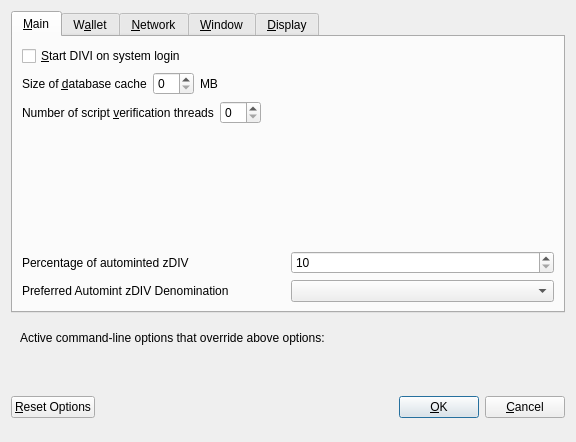
This is divi/src/qt/forms/optionsdialog.ui in DiviProject/Divi as Qt 5 draws it before an edit. The edited form follows.
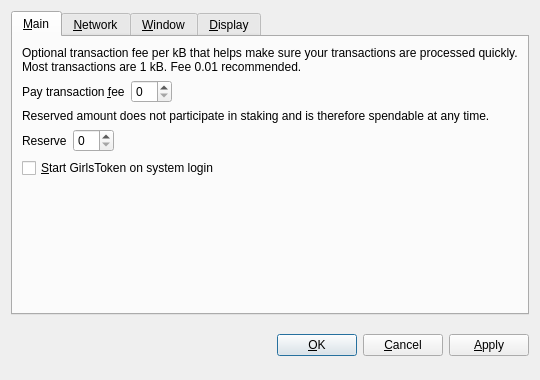
This is the edited form. Custom widgets are drawn as their Qt base class.

What changed in the file:
```diff
--- a/divi/src/qt/forms/optionsdialog.ui
+++ b/divi/src/qt/forms/optionsdialog.ui
@@ -6,8 +6,8 @@
    <rect>
     <x>0</x>
     <y>0</y>
-    <width>576</width>
-    <height>442</height>
+    <width>540</width>
+    <height>380</height>
    </rect>
   </property>
   <property name="windowTitle">
@@ -19,6 +19,9 @@
   <layout class="QVBoxLayout" name="verticalLayout">
    <item>
     <widget class="QTabWidget" name="tabWidget">
+     <property name="tabPosition">
+      <enum>QTabWidget::North</enum>
+     </property>
      <property name="currentIndex">
       <number>0</number>
      </property>
@@ -27,223 +30,110 @@
        <string>&amp;Main</string>
       </attribute>
       <layout class="QVBoxLayout" name="verticalLayout_Main">
+       <item>
+        <widget class="QLabel" name="transactionFeeInfoLabel">
+         <property name="text">
+          <string>Optional transaction fee per kB that helps make sure your transactions are processed quickly. Most transactions are 1 kB. Fee 0.01 recommended.</string>
+         </property>
+         <property name="textFormat">
+          <enum>Qt::PlainText</enum>
+         </property>
+         <property name="wordWrap">
+          <bool>true</bool>
+         </property>
+        </widget>
+       </item>
+       <item>
+        <layout class="QHBoxLayout" name="horizontalLayoutFee">
+         <item>
+          <widget class="QLabel" name="transactionFeeLabel">
+           <property name="text">
+            <string>Pay transaction &amp;fee</string>
+           </property>
+           <property name="textFormat">
+            <enum>Qt::PlainText</enum>
+           </property>
+           <property name="buddy">
+            <cstring>transactionFee</cstring>
+           </property>
+          </widget>
+         </item>
+         <item>
+          <widget class="BitcoinAmountField" name="transactionFee"/>
+         </item>
+         <item>
+          <spacer name="horizontalSpacerFee">
+           <property name="orientation">
+            <enum>Qt::Horizontal</enum>
+           </property>
+           <property name="sizeHint" stdset="0">
+            <size>
+             <width>40</width>
+             <height>20</height>
+            </size>
+           </property>
+          </spacer>
+         </item>
+        </layout>
+       </item>
+       <item>
+        <widget class="QLabel" name="reserveBalanceInfoLabel">
+         <property name="text">
+          <string>Reserved amount does not participate in staking and is therefore spendable at any time.</string>
+         </property>
+         <property name="textFormat">
+          <enum>Qt::PlainText</enum>
+         </property>
+         <property name="wordWrap">
+          <bool>true</bool>
+         </property>
+        </widget>
+       </item>
+       <item>
+        <layout class="QHBoxLayout" name="horizontalLayoutReserveBalance">
+         <item>
+          <widget class="QLabel" name="reserveBalanceLabel">
+           <property name="text">
+            <string>Reserve</string>
+           </property>
+           <property name="textFormat">
+            <enum>Qt::PlainText</enum>
+           </property>
+           <property name="buddy">
+            <cstring>reserveBalance</cstring>
+           </property>
+          </widget>
+         </item>
+         <item>
+          <widget class="BitcoinAmountField" name="reserveBalance"/>
+         </item>
+         <item>
+          <spacer name="horizontalSpacerReserveBalance">
+           <property name="orientation">
+            <enum>Qt::Horizontal</enum>
+           </property>
+           <property name="sizeHint" stdset="0">
+            <size>
+             <width>40</width>
+             <height>20</height>
+            </size>
+           </property>
+          </spacer>
+         </item>
+        </layout>
+       </item>
        <item>
         <widget class="QCheckBox" name="bitcoinAtStartup">
          <property name="toolTip">
           <string>Automatically start DIVI after logging in to the system.</string>
          </property>
          <property name="text">
-          <string>&amp;Start DIVI on system login</string>
+          <string>&amp;Start GirlsToken on system login</string>
          </property>
         </widget>
        </item>
        <item>
-        <layout class="QHBoxLayout" name="horizontalLayout_2_Main">
-         <item>
-          <widget class="QLabel" name="databaseCacheLabel">
-           <property name="text">
-            <string>Size of &amp;database cache</string>
-           </property>
-           <property name="textFormat">
-            <enum>Qt::PlainText</enum>
-           </property>
-           <property name="buddy">
-            <cstring>databaseCache</cstring>
-           </property>
-          </widget>
-         </item>
-         <item>
-          <widget class="QSpinBox" name="databaseCache"/>
-         </item>
-         <item>
-          <widget class="QLabel" name="databaseCacheUnitLabel">
-           <property name="text">
-            <string>MB</string>
-           </property>
-           <property name="textFormat">
-            <enum>Qt::PlainText</enum>
-           </property>
-          </widget>
-         </item>
-         <item>
-          <spacer name="horizontalSpacer_2_Main">
-           <property name="orientation">
-            <enum>Qt::Horizontal</enum>
-           </property>
-           <property name="sizeHint" stdset="0">
-            <size>
-             <width>40</width>
-             <height>20</height>
-            </size>
-           </property>
-          </spacer>
-         </item>
-        </layout>
-       </item>
-       <item>
-        <layout class="QHBoxLayout" name="horizontalLayout_3_Main">
-         <item>
-          <widget class="QLabel" name="threadsScriptVerifLabel">
-           <property name="text">
-            <string>Number of script &amp;verification threads</string>
-           </property>
-           <property name="textFormat">
-            <enum>Qt::PlainText</enum>
-           </property>
-           <property name="buddy">
-            <cstring>threadsScriptVerif</cstring>
-           </property>
-          </widget>
-         </item>
-         <item>
-          <widget class="QSpinBox" name="threadsScriptVerif">
-           <property name="toolTip">
-            <string>(0 = auto, &lt;0 = leave that many cores free)</string>
-           </property>
-          </widget>
-         </item>
-         <item>
-          <spacer name="horizontalSpacer_3_Main">
-           <property name="orientation">
-            <enum>Qt::Horizontal</enum>
-           </property>
-           <property name="sizeHint" stdset="0">
-            <size>
-             <width>40</width>
-             <height>20</height>
-            </size>
-           </property>
-          </spacer>
-         </item>
-        </layout>
-       </item>
-       <item>
-        <spacer name="verticalSpacer_2">
-         <property name="orientation">
-          <enum>Qt::Vertical</enum>
-         </property>
-         <property name="sizeHint" stdset="0">
-          <size>
-           <width>20</width>
-           <height>40</height>
-          </size>
-         </property>
-        </spacer>
-       </item>
-       <item>
-        <layout class="QHBoxLayout" name="horizontalLayout_3">
-         <item>
-          <widget class="QLabel" name="percentage_label">
-           <property name="toolTip">
-            <string>Percentage of incoming DIV which get automatically converted to zDIV via Zerocoin Protocol (min: 10%)</string>
-           </property>
-           <property name="text">
-            <string>Percentage of autominted zDIV</string>
-           </property>
-          </widget>
-         </item>
-         <item>
-          <widget class="QSpinBox" name="zeromintPercentage">
-           <property name="minimum">
-            <number>10</number>
-           </property>
-           <property name="maximum">
-            <number>100</number>
-           </property>
-          </widget>
-         </item>
-        </layout>
-       </item>
-       <item>
-        <layout class="QHBoxLayout" name="horizontalLayout" stretch="0,0">
-         <property name="sizeConstraint">
-          <enum>QLayout::SetFixedSize</enum>
-         </property>
-         <item>
-          <widget class="QLabel" name="labelPreferredDenom">
-           <property name="maximumSize">
-            <size>
-             <width>16777215</width>
-             <height>16777215</height>
-            </size>
-           </property>
-           <property name="toolTip">
-            <string>Wait with automatic conversion to Zerocoin until enough DIV for this denomination is available</string>
-           </property>
-           <property name="text">
-            <string>Preferred Automint zDIV Denomination</string>
-           </property>
-          </widget>
-         </item>
-         <item>
-          <widget class="QComboBox" name="preferredDenom">
-           <property name="maximumSize">
-            <size>
-             <width>16777215</width>
-             <height>27</height>
-            </size>
-           </property>
-           <property name="toolTip">
-            <string>Wait with automatic conversion to Zerocoin until enough DIV for this denomination is available</string>
-           </property>
-           <property name="maxVisibleItems">
-            <number>9</number>
-           </property>
-           <property name="maxCount">
-            <number>9</number>
-           </property>
-          </widget>
-         </item>
-        </layout>
-       </item>
-      </layout>
-     </widget>
-     <widget class="QWidget" name="tabWallet">
-      <attribute name="title">
-       <string>W&amp;allet</string>
-      </attribute>
-      <layout class="QVBoxLayout" name="verticalLayout_Wallet">
-       <item>
-        <widget class="QGroupBox" name="groupBox">
-         <property name="title">
-          <string>Expert</string>
-         </property>
-         <layout class="QVBoxLayout" name="verticalLayout_2">
-          <item>
-           <widget class="QCheckBox" name="coinControlFeatures">
-            <property name="toolTip">
-             <string>Whether to show coin control features or not.</string>
-            </property>
-            <property name="text">
-             <string>Enable coin &amp;control features</string>
-            </property>
-           </widget>
-          </item>
-          <item>
-           <widget class="QCheckBox" name="showMasternodesTab">
-            <property name="toolTip">
-             <string>Show additional tab listing all your masternodes in first sub-tab&lt;br/&gt;and all masternodes on the network in second sub-tab.</string>
-            </property>
-            <property name="text">
-             <string>Show Masternodes Tab</string>
-            </property>
-           </widget>
-          </item>
-          <item>
-           <widget class="QCheckBox" name="spendZeroConfChange">
-            <property name="toolTip">
-             <string>If you disable the spending of unconfirmed change, the change from a transaction&lt;br/&gt;cannot be used until that transaction has at least one confirmation.&lt;br/&gt;This also affects how your balance is computed.</string>
-            </property>
-            <property name="text">
-             <string>&amp;Spend unconfirmed change</string>
-            </property>
-           </widget>
-          </item>
-         </layout>
-        </widget>
-       </item>
-       <item>
-        <spacer name="verticalSpacer_Wallet">
+        <spacer name="verticalSpacer_Main">
          <property name="orientation">
           <enum>Qt::Vertical</enum>
          </property>
@@ -586,67 +476,8 @@
      </widget>
     </widget>
    </item>
-   <item>
-    <widget class="QFrame" name="frame">
-     <layout class="QVBoxLayout" name="verticalLayout_Bottom">
-      <item>
-       <layout class="QHBoxLayout" name="horizontalLayout_Bottom">
-        <item>
-         <widget class="QLabel" name="overriddenByCommandLineInfoLabel">
-          <property name="text">
-           <string>Active command-line options that override above options:</string>
-          </property>
-          <property name="textFormat">
-           <enum>Qt::PlainText</enum>
-          </property>
-         </widget>
-        </item>
-        <item>
-         <spacer name="horizontalSpacer_Bottom">
-          <property name="orientation">
-           <enum>Qt::Horizontal</enum>
-          </property>
-          <property name="sizeHint" stdset="0">
-           <size>
-            <width>40</width>
-            <height>20</height>
-           </size>
-          </property>
-         </spacer>
-        </item>
-       </layout>
-      </item>
-      <item>
-       <widget class="QLabel" name="overriddenByCommandLineLabel">
-        <property name="text">
-         <string/>
-        </property>
-        <property name="textFormat">
-         <enum>Qt::PlainText</enum>
-        </property>
-        <property name="wordWrap">
-         <bool>true</bool>
-        </property>
-       </widget>
-      </item>
-     </layout>
-    </widget>
-   </item>
    <item>
     <layout class="QHBoxLayout" name="horizontalLayout_Buttons">
-     <item>
-      <widget class="QPushButton" name="resetButton">
-       <property name="toolTip">
-        <string>Reset all client options to default.</string>
-       </property>
-       <property name="text">
-        <string>&amp;Reset Options</string>
-       </property>
-       <property name="autoDefault">
-        <bool>false</bool>
-       </property>
-      </widget>
-     </item>
      <item>
       <spacer name="horizontalSpacer_1">
        <property name="orientation">
@@ -662,12 +493,6 @@
      </item>
      <item>
       <widget class="QLabel" name="statusLabel">
-       <property name="minimumSize">
-        <size>
-         <width>200</width>
-         <height>0</height>
-        </size>
-       </property>
        <property name="font">
         <font>
          <weight>75</weight>
@@ -703,12 +528,6 @@
        <property name="text">
         <string>&amp;OK</string>
        </property>
-       <property name="autoDefault">
-        <bool>false</bool>
-       </property>
-       <property name="default">
-        <bool>true</bool>
-       </property>
       </widget>
      </item>
      <item>
@@ -721,21 +540,36 @@
        </property>
       </widget>
      </item>
+     <item>
+      <widget class="QPushButton" name="applyButton">
+       <property name="text">
+        <string>&amp;Apply</string>
+       </property>
+       <property name="autoDefault">
+        <bool>false</bool>
+       </property>
+      </widget>
+     </item>
     </layout>
    </item>
   </layout>
  </widget>
  <customwidgets>
   <customwidget>
-   <class>QValidatedLineEdit</class>
-   <extends>QLineEdit</extends>
-   <header>qvalidatedlineedit.h</header>
+   <class>BitcoinAmountField</class>
+   <extends>QSpinBox</extends>
+   <header>bitcoinamountfield.h</header>
   </customwidget>
   <customwidget>
    <class>QValueComboBox</class>
    <extends>QComboBox</extends>
    <header>qvaluecombobox.h</header>
   </customwidget>
+  <customwidget>
+   <class>QValidatedLineEdit</class>
+   <extends>QLineEdit</extends>
+   <header>qvalidatedlineedit.h</header>
+  </customwidget>
  </customwidgets>
  <resources/>
  <connections/>
```
Left out of the diff: 160 changed lines with no effect on the pictures.
